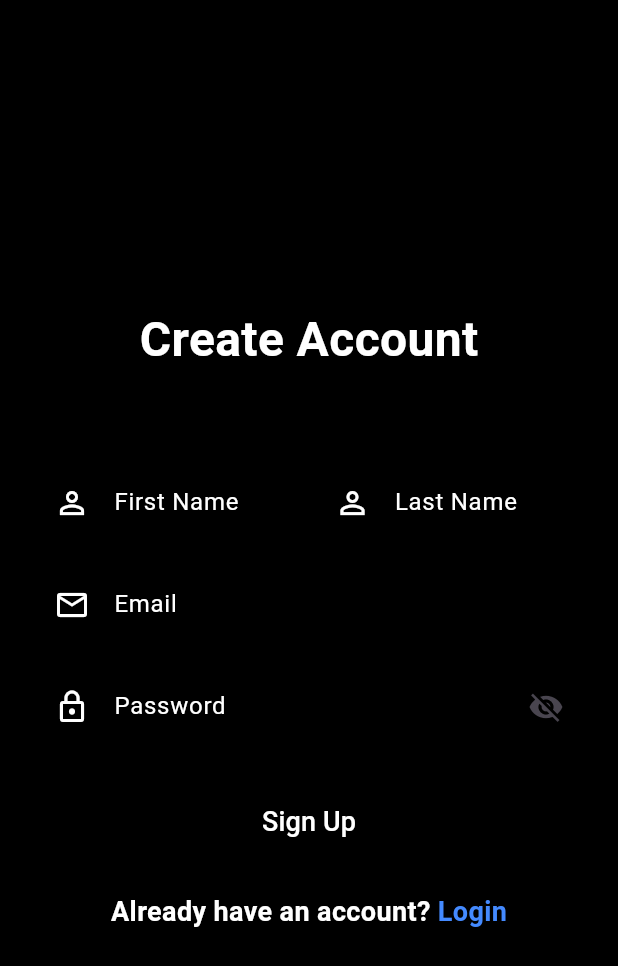
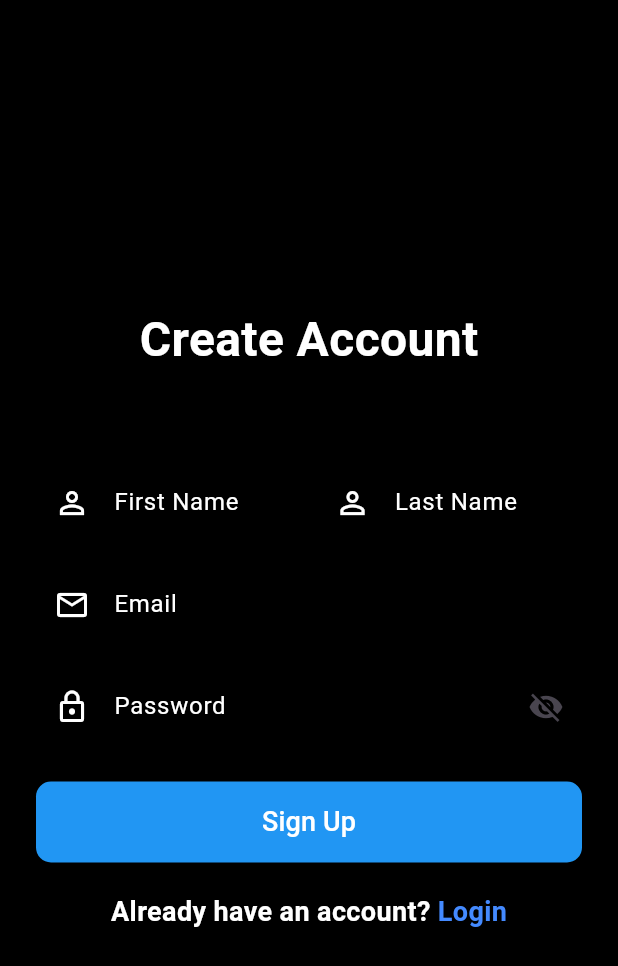
Before and after one commit to KarimTamer74/nti-e-commerce, a Flutter app: the SignUpScreen screen opened by its route, on a phone screen of 412 x 824 dp. Shown: the top 966 px of the screen. Run offline on Flutter 3.47's test engine with Material 3 defaults, Android fonts, the phone set to English and light mode, and no system bars; our stand-ins replace convex_bottom_bar, dio, flutter_bloc, logger, lottie, shared_preferences; accounts and stored records are empty.

Commit message:
edit button color in sign up screen

```diff
--- a/lib/features/auth/presentation/screens/register_screen.dart
+++ b/lib/features/auth/presentation/screens/register_screen.dart
@@ -142,7 +142,6 @@ class _SignUpScreenState extends State<SignUpScreen> {
                               "Validated with email: ${_emailController.text}, password: ${_passwordController.text}, firstName: ${_firstNameController.text}, lastName: ${_lastNameController.text}",
                             );
                             await BlocProvider.of<AuthCubit>(context).signUp(
-
                               requestModel: RegisterRequestModel(
                                 firstName: _firstNameController.text,
                                 lastName: _lastNameController.text,
@@ -157,7 +156,7 @@ class _SignUpScreenState extends State<SignUpScreen> {
                           shape: RoundedRectangleBorder(
                             borderRadius: BorderRadius.circular(10),
                           ),
-                          backgroundColor: Colors.black,
+                          // backgroundColor: Colors.black,
                         ),
                         child: Text(
                           state is RegisterLoadingState
```
